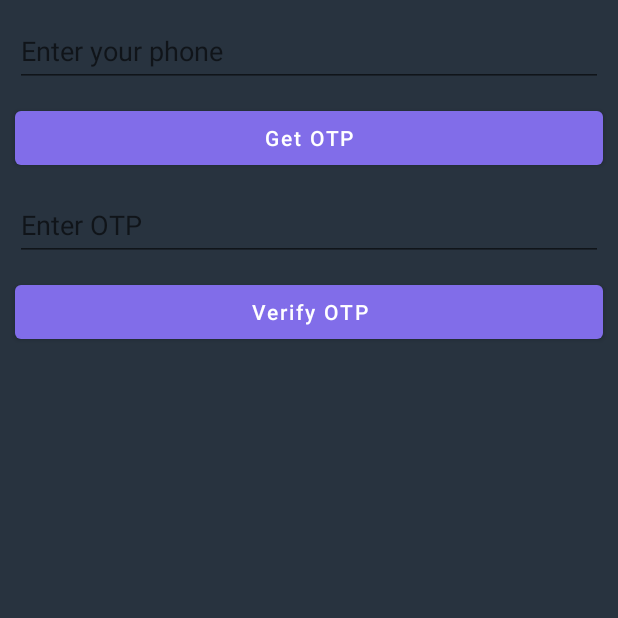
After one commit to etozheluka/TBC_Final, an Android app: the OtpFragment screen opened through its navigation route, on a phone screen of 412 x 824 dp, the top half of it. The commit adds this screen. Run offline under Robolectric (Android 15) with nearby library versions, the phone set to English and light mode, and no system bars; our stand-ins replace Dagger/Hilt's generated code, Firebase (no records; nobody signed in at launch, a user with empty details on screens opened directly), navigation-ui; 1 statement that could not run was skipped.

Commit message:
OTP fragment added demo

```diff
--- a/app/src/main/AndroidManifest.xml
+++ b/app/src/main/AndroidManifest.xml
@@ -7,6 +7,8 @@
     <uses-permission android:name="android.permission.ACTIVITY_RECOGNITION" />
     <uses-permission android:name="android.permission.INTERNET" />
     <uses-permission android:name="android.permission.CAMERA" />
+    <uses-permission android:name="android.permission.ACCESS_NETWORK_STATE" />
+
 
     <uses-feature
         android:name="android.hardware.sensor.accelerometer"
--- a/app/src/main/java/com/example/tbc_final/presentation/store/OrderFragment.kt
+++ b/app/src/main/java/com/example/tbc_final/presentation/store/OrderFragment.kt
@@ -1,6 +1,7 @@
 package com.example.tbc_final.presentation.store
 
 import androidx.core.text.HtmlCompat
+import androidx.navigation.fragment.findNavController
 import androidx.navigation.fragment.navArgs
 import com.example.tbc_final.databinding.FragmentOrderBinding
 import com.example.tbc_final.domain.model.SneakerModel
@@ -15,7 +16,12 @@ class OrderFragment : BaseFragment<FragmentOrderBinding>(FragmentOrderBinding::i
         val item = navigationArgs.item
         setData(item)
 
+        binding?.orderBtn?.setOnClickListener{
+            findNavController().navigate(OrderFragmentDirections.actionOrderFragmentToOtpFragment())
+        }
+
     }
+
 
     private fun setData(item:  SneakerModel.Sneaker) {
         binding.apply {
--- /dev/null
+++ b/app/src/main/java/com/example/tbc_final/presentation/store/OtpFragment.kt
@@ -0,0 +1,93 @@
+package com.example.tbc_final.presentation.store
+
+import android.text.TextUtils
+import com.example.tbc_final.databinding.FragmentOtpBinding
+import com.example.tbc_final.presentation.base.BaseFragment
+import com.example.tbc_final.utils.extensions.toast
+import com.google.firebase.FirebaseException
+import com.google.firebase.auth.FirebaseAuth
+import com.google.firebase.auth.PhoneAuthCredential
+import com.google.firebase.auth.PhoneAuthOptions
+import com.google.firebase.auth.PhoneAuthProvider
+import java.util.concurrent.TimeUnit
+
+
+class OtpFragment : BaseFragment<FragmentOtpBinding>(FragmentOtpBinding::inflate) {
+    private var verificationId: String? = null
+    private lateinit var mAuth: FirebaseAuth
+    override fun onBind() {
+        mAuth = FirebaseAuth.getInstance()
+        setOnClickListener()
+    }
+
+    private fun setOnClickListener() {
+        binding?.idBtnGetOtp?.setOnClickListener {
+            if (TextUtils.isEmpty(binding?.idEdtPhoneNumber?.text.toString())) {
+                toast("Please enter a valid phone number.")
+            } else {
+                var phone = "+995" + binding?.idEdtPhoneNumber?.text.toString()
+                sendVerificationCode(phone)
+            }
+        }
+
+        binding?.idBtnVerify?.setOnClickListener {
+            if (TextUtils.isEmpty(binding?.idEdtOtp?.text.toString())) {
+                toast("Please enter OTP")
+            } else {
+                verifyCode(binding?.idEdtOtp?.text.toString())
+            }
+        }
+    }
+
+    private fun signInWithCredential(credential: PhoneAuthCredential) {
+        mAuth.signInWithCredential(credential)
+            .addOnCompleteListener { task ->
+                if (task.isSuccessful) {
+                    toast("success")
+                } else {
+                    toast(task.exception!!.message)
+                }
+            }
+    }
+
+    private fun sendVerificationCode(number: String) {
+
+        val options = PhoneAuthOptions.newBuilder(mAuth)
+            .setPhoneNumber(number)
+            .setTimeout(60L, TimeUnit.SECONDS)
+            .setActivity(this.requireActivity())
+            .setCallbacks(mCallBack)
+            .build()
+        PhoneAuthProvider.verifyPhoneNumber(options)
+    }
+
+    private val mCallBack: PhoneAuthProvider.OnVerificationStateChangedCallbacks =
+        object : PhoneAuthProvider.OnVerificationStateChangedCallbacks() {
+
+            override fun onCodeSent(
+                s: String,
+                forceResendingToken: PhoneAuthProvider.ForceResendingToken
+            ) {
+                super.onCodeSent(s, forceResendingToken)
+                verificationId = s
+            }
+
+            override fun onVerificationCompleted(phoneAuthCredential: PhoneAuthCredential) {
+                val code = phoneAuthCredential.smsCode
+                if (code != null) {
+                    binding?.idEdtOtp!!.setText(code)
+                    verifyCode(code)
+                }
+            }
+
+            override fun onVerificationFailed(e: FirebaseException) {
+                toast("Error")
+            }
+        }
+
+    private fun verifyCode(code: String) {
+        val credential = PhoneAuthProvider.getCredential(verificationId!!, code)
+        signInWithCredential(credential)
+    }
+
+}
--- /dev/null
+++ b/app/src/main/res/layout/fragment_otp.xml
@@ -0,0 +1,75 @@
+<?xml version="1.0" encoding="utf-8"?>
+<androidx.constraintlayout.widget.ConstraintLayout
+    xmlns:android="http://schemas.android.com/apk/res/android"
+    xmlns:app="http://schemas.android.com/apk/res-auto"
+    xmlns:tools="http://schemas.android.com/tools"
+    android:layout_width="match_parent"
+    android:layout_height="match_parent"
+    tools:context=".MainActivity">
+
+
+    <EditText
+        android:id="@+id/idEdtPhoneNumber"
+        android:layout_width="match_parent"
+        android:layout_height="wrap_content"
+        android:layout_centerHorizontal="true"
+        android:layout_margin="10dp"
+        android:layout_marginStart="10dp"
+        android:layout_marginTop="10dp"
+        android:layout_marginEnd="10dp"
+        android:hint="Enter your phone"
+        android:importantForAutofill="no"
+        android:inputType="phone"
+        android:minHeight="48dp"
+        app:layout_constraintEnd_toEndOf="parent"
+        app:layout_constraintStart_toStartOf="parent"
+        app:layout_constraintTop_toTopOf="parent" />
+
+    <Button
+        android:id="@+id/idBtnGetOtp"
+        android:layout_width="match_parent"
+        android:layout_height="wrap_content"
+        android:layout_below="@id/idEdtPhoneNumber"
+        android:layout_margin="10dp"
+        android:layout_marginStart="10dp"
+        android:layout_marginTop="10dp"
+        android:layout_marginEnd="10dp"
+        android:text="Get OTP"
+        android:textAllCaps="false"
+        app:layout_constraintEnd_toEndOf="parent"
+        app:layout_constraintStart_toStartOf="parent"
+        app:layout_constraintTop_toBottomOf="@+id/idEdtPhoneNumber" />
+
+    <EditText
+        android:id="@+id/idEdtOtp"
+        android:layout_width="match_parent"
+        android:layout_height="wrap_content"
+        android:layout_below="@id/idBtnGetOtp"
+        android:layout_margin="10dp"
+        android:layout_marginStart="10dp"
+        android:layout_marginTop="10dp"
+        android:layout_marginEnd="10dp"
+        android:hint="Enter OTP"
+        android:importantForAutofill="no"
+        android:inputType="phone"
+        android:minHeight="48dp"
+        app:layout_constraintEnd_toEndOf="parent"
+        app:layout_constraintStart_toStartOf="parent"
+        app:layout_constraintTop_toBottomOf="@+id/idBtnGetOtp" />
+
+    <Button
+        android:id="@+id/idBtnVerify"
+        android:layout_width="match_parent"
+        android:layout_height="wrap_content"
+        android:layout_below="@id/idEdtOtp"
+        android:layout_margin="10dp"
+        android:layout_marginStart="10dp"
+        android:layout_marginTop="10dp"
+        android:layout_marginEnd="10dp"
+        android:text="Verify OTP"
+        android:textAllCaps="false"
+        app:layout_constraintEnd_toEndOf="parent"
+        app:layout_constraintStart_toStartOf="parent"
+        app:layout_constraintTop_toBottomOf="@+id/idEdtOtp" />
+
+</androidx.constraintlayout.widget.ConstraintLayout>
--- a/app/src/main/res/navigation/nav_graph.xml
+++ b/app/src/main/res/navigation/nav_graph.xml
@@ -142,10 +142,17 @@
         android:label="OrderFragment" >
         <argument android:name="item"
             app:argType="com.example.tbc_final.domain.model.SneakerModel$Sneaker" />
+        <action
+            android:id="@+id/action_orderFragment_to_otpFragment"
+            app:destination="@id/otpFragment" />
     </fragment>
     <fragment
         android:id="@+id/nutritionFragment"
         android:name="com.example.tbc_final.presentation.nutrition.NutritionFragment"
         android:label="fragment_nutrition"
         tools:layout="@layout/fragment_nutrition" />
+    <fragment
+        android:id="@+id/otpFragment"
+        android:name="com.example.tbc_final.presentation.store.OtpFragment"
+        android:label="OtpFragment" />
 </navigation>
```
Also changed, not shown: app/src/main/res/drawable-v24/addtocard.png (added).
